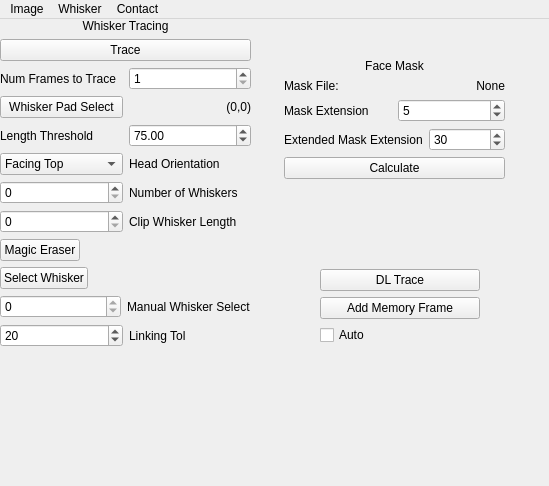
This is src/WhiskerToolbox/Whisker_Widget/Whisker_Widget.ui in paulmthompson/WhiskerToolbox as Qt 5 draws it before an edit. The edited form follows.
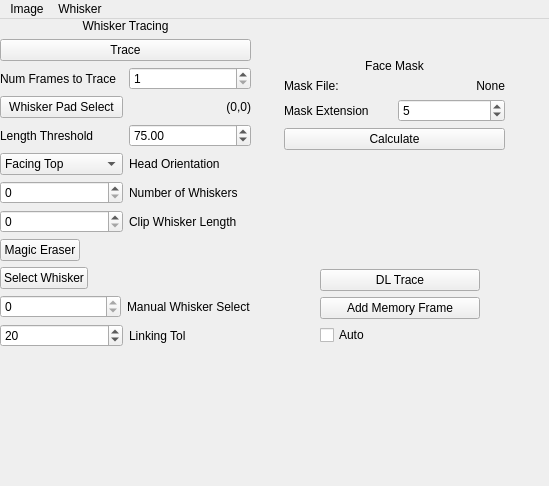
This is the edited form.

Commit message: remove contact widget

Diff of the .ui file:
```diff
--- a/src/WhiskerToolbox/Whisker_Widget/Whisker_Widget.ui
+++ b/src/WhiskerToolbox/Whisker_Widget/Whisker_Widget.ui
@@ -83,28 +83,7 @@
       </layout>
      </item>
      <item>
-      <layout class="QHBoxLayout" name="horizontalLayout_3">
-       <item>
-        <widget class="QLabel" name="label_12">
-         <property name="text">
-          <string>Extended Mask Extension</string>
-         </property>
-        </widget>
-       </item>
-       <item>
-        <widget class="QSpinBox" name="mask_dilation_2">
-         <property name="minimum">
-          <number>0</number>
-         </property>
-         <property name="singleStep">
-          <number>1</number>
-         </property>
-         <property name="value">
-          <number>30</number>
-         </property>
-        </widget>
-       </item>
-      </layout>
+      <layout class="QHBoxLayout" name="horizontalLayout_3"/>
      </item>
      <item>
       <widget class="QPushButton" name="calculate_mask">
@@ -489,12 +468,6 @@
     <addaction name="menuLoad_Whiskers"/>
     <addaction name="actionJanelia_Settings"/>
    </widget>
-   <widget class="QMenu" name="menuContact">
-    <property name="title">
-     <string>Contact</string>
-    </property>
-    <addaction name="actionOpen_Contact_Detection"/>
-   </widget>
    <widget class="QMenu" name="menuImage">
     <property name="title">
      <string>Image</string>
@@ -510,7 +483,6 @@
    </widget>
    <addaction name="menuImage"/>
    <addaction name="menuWhisker"/>
-   <addaction name="menuContact"/>
   </widget>
   <action name="actionOpen_Contact_Detection">
    <property name="text">
```
The commit also changes 7 other files.
